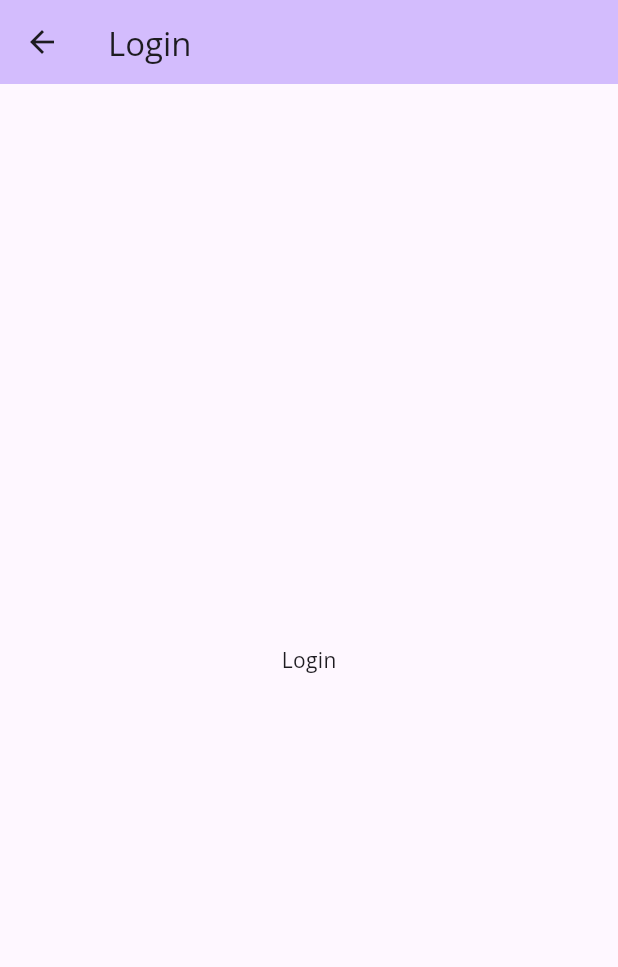
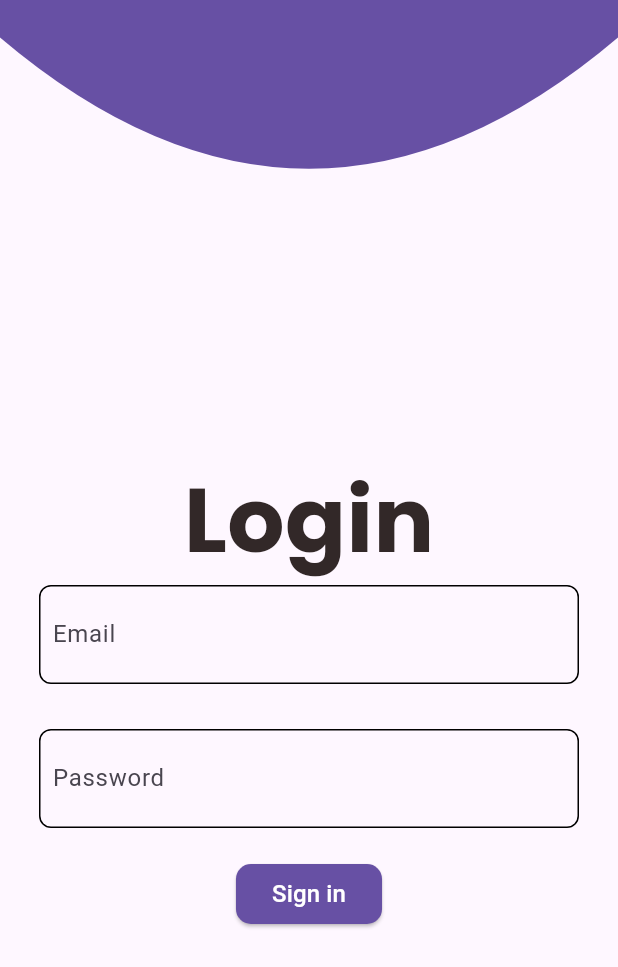
Before and after one commit to Son-OfAnton/campus-bulletin-app, a Flutter app: the screen it shows after launch, after a tap on "login", on a phone screen of 412 x 824 dp. Shown: the top 967 px of the screen. Run offline on Flutter 3.47's test engine with Material 3 defaults, Android fonts, the phone set to English and light mode, and no system bars; our stand-ins replace font_awesome_flutter, google_fonts.

Commit message:
Login and Signup page

```diff
--- /dev/null
+++ b/frontend/lib/components/Button.dart
@@ -0,0 +1,30 @@
+import 'package:flutter/material.dart';
+
+class Button extends StatelessWidget {
+  final String btnText;
+  Button({required this.btnText});
+  @override
+  Widget build(BuildContext context) {
+    return Container(
+      width: double.infinity,
+      child: Center(
+        child: ElevatedButton(
+          onPressed: () {
+            // Add your button click logic here
+          },
+          style: ElevatedButton.styleFrom(
+            primary: Color(0xFF6750A4),
+            shape: RoundedRectangleBorder(
+              borderRadius: BorderRadius.circular(10.0),
+            ),
+          ),
+          child: Text(
+            btnText,
+            style: TextStyle(
+                fontSize: 16, color: Colors.white),
+          ),
+        ),
+      ),
+    );
+  }
+}
--- /dev/null
+++ b/frontend/lib/components/CustomAppBar.dart
@@ -0,0 +1,36 @@
+import 'package:flutter/material.dart';
+class CustomAppBar extends StatelessWidget implements PreferredSizeWidget {
+  @override
+  Size get preferredSize => Size.fromHeight(100.0);
+
+  @override
+  Widget build(BuildContext context) {
+    return CustomPaint(
+      child: Container(),
+      painter: AppBarCurvedPainter(),
+    );
+  }
+}
+
+class AppBarCurvedPainter extends CustomPainter {
+  @override
+  void paint(Canvas canvas, Size size) {
+    Paint paint = Paint()..color = Color(0xFF6750A4);
+
+    double width = size.width;
+    double height = size.height;
+
+    Path path = Path()
+      ..lineTo(0, height - 75)
+      ..quadraticBezierTo(width/2, height + 100, width, height-75)
+      ..lineTo(width, 0)
+      ..close();
+
+    canvas.drawPath(path, paint);
+  }
+
+  @override
+  bool shouldRepaint(CustomPainter oldDelegate) {
+    return false;
+  }
+}
--- /dev/null
+++ b/frontend/lib/components/TextField.dart
@@ -0,0 +1,35 @@
+import 'package:flutter/material.dart';
+
+class CustomTextField extends StatelessWidget {
+  final String hintText;
+  final double bottomMargin;
+
+  const CustomTextField({
+    required this.hintText,
+    required this.bottomMargin,
+  });
+
+  @override
+  Widget build(BuildContext context) {
+    return Column(
+      children: [
+        Container(
+          margin: EdgeInsets.only(bottom: bottomMargin),
+          padding: EdgeInsets.all(8),
+          decoration: BoxDecoration(
+            border: Border.all(color: Colors.black),
+            borderRadius: BorderRadius.circular(8),
+          ),
+          child: TextField(
+            decoration: InputDecoration(
+              hintText: hintText,
+              border: InputBorder.none,
+              contentPadding: EdgeInsets.symmetric(vertical: 0),
+            ),
+          ),
+        ),
+        SizedBox(height: 10),
+      ],
+    );
+  }
+}
--- a/frontend/lib/main.dart
+++ b/frontend/lib/main.dart
@@ -8,6 +8,7 @@ import 'pages/login.dart';
 import 'pages/post.dart';
 import 'pages/single_channel.dart';
 import 'pages/view_profile.dart';
+import 'pages/signup.dart';
 
 void main() {
   runApp(const MyApp());
@@ -29,12 +30,13 @@ class MyApp extends StatelessWidget {
       // darkTheme: ThemeData.dark(),
       home: const MyHomePage(title: 'Home Page'),
       routes: {
-        '/login': (context) => const Login(),
+        '/login': (context) => Login(),
         '/channels': (context) => const Channels(),
         '/editProfile': (context) => const EditProfile(),
         '/post': (context) => const Post(),
         '/singleChannel': (context) => const SingleChannel(),
         '/viewProfile': (context) => const ViewProfile(),
+        '/signup': (context) => Signup(),
       },
     );
   }
@@ -57,6 +59,7 @@ class _MyHomePageState extends State<MyHomePage> {
     '/post',
     '/singleChannel',
     '/viewProfile',
+     '/signup',
   ];
 
   @override
--- a/frontend/lib/pages/login.dart
+++ b/frontend/lib/pages/login.dart
@@ -1,17 +1,51 @@
 import 'package:flutter/material.dart';
+import '../components/TextField.dart';
+import '../components/CustomAppBar.dart';
+import '../components/Button.dart';
+
+void main() {
+  runApp(Login());
+}
 
 class Login extends StatelessWidget {
-  const Login({super.key});
-
   @override
   Widget build(BuildContext context) {
-    return Scaffold(
-      appBar: AppBar(
-        backgroundColor: Theme.of(context).colorScheme.inversePrimary,
-        title: const Text('Login'),
-      ),
-      body: const Center(
-        child: Text('Login'),
+    return MaterialApp(
+      debugShowCheckedModeBanner: false,
+      home: Scaffold(
+
+        appBar: CustomAppBar(),
+        body: Padding(
+          padding: EdgeInsets.all(26),
+          child: Center(
+            child: Column(
+              mainAxisAlignment: MainAxisAlignment.center,
+              children: [
+                Text(
+                  "Login",
+                  style: TextStyle(
+                    color: Color(0xFF322828),
+                    fontFamily: 'Poppins',
+                    fontSize: 60,
+                    fontWeight: FontWeight.bold,
+                  ),
+                ),
+
+                CustomTextField(
+                  hintText: 'Email',
+                  bottomMargin: 20.0,
+                ),
+
+
+                CustomTextField(
+                  hintText: 'Password',
+                  bottomMargin: 10.0,
+                ),
+                Button(btnText: "Sign in",)
+              ],
+            ),
+          ),
+        ),
       ),
     );
   }
--- a/frontend/pubspec.yaml
+++ b/frontend/pubspec.yaml
@@ -54,6 +54,11 @@ dev_dependencies:
 
 # The following section is specific to Flutter packages.
 flutter:
+  fonts:
+    - family: Poppins
+      fonts:
+        - asset: fonts/Poppins-Regular.ttf
+        - asset: fonts/Poppins-Bold.ttf
 
   # The following line ensures that the Material Icons font is
   # included with your application, so that you can use the icons in
```
Also changed, not shown: frontend/lib/pages/signup.dart (+46 -7 lines), frontend/fonts/Poppins-Bold.ttf (added), frontend/fonts/Poppins-Regular.ttf (added), frontend/pubspec.lock, 10 other files.
